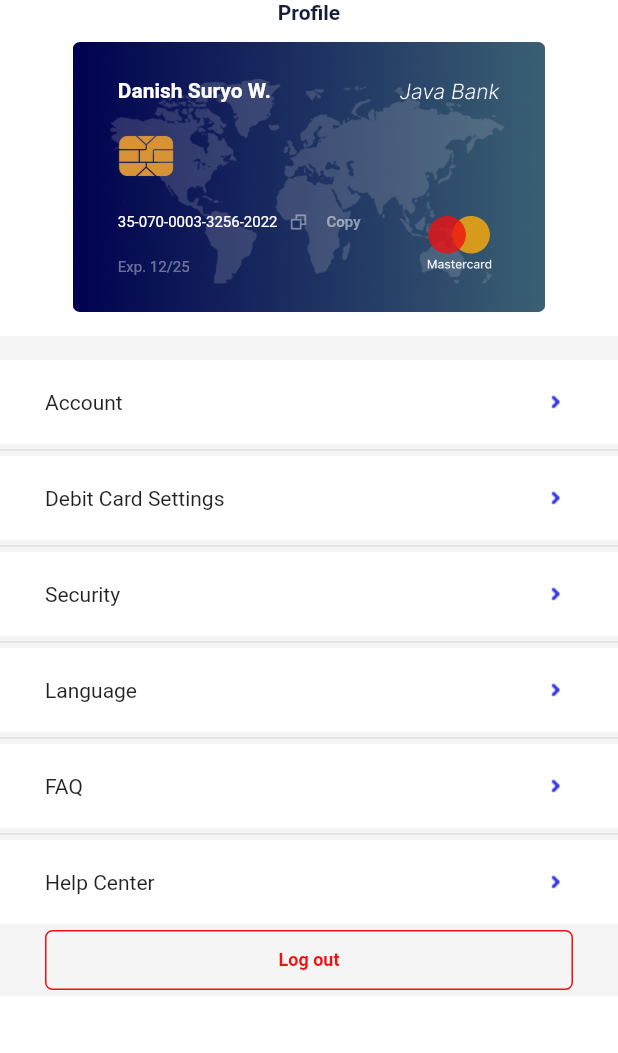
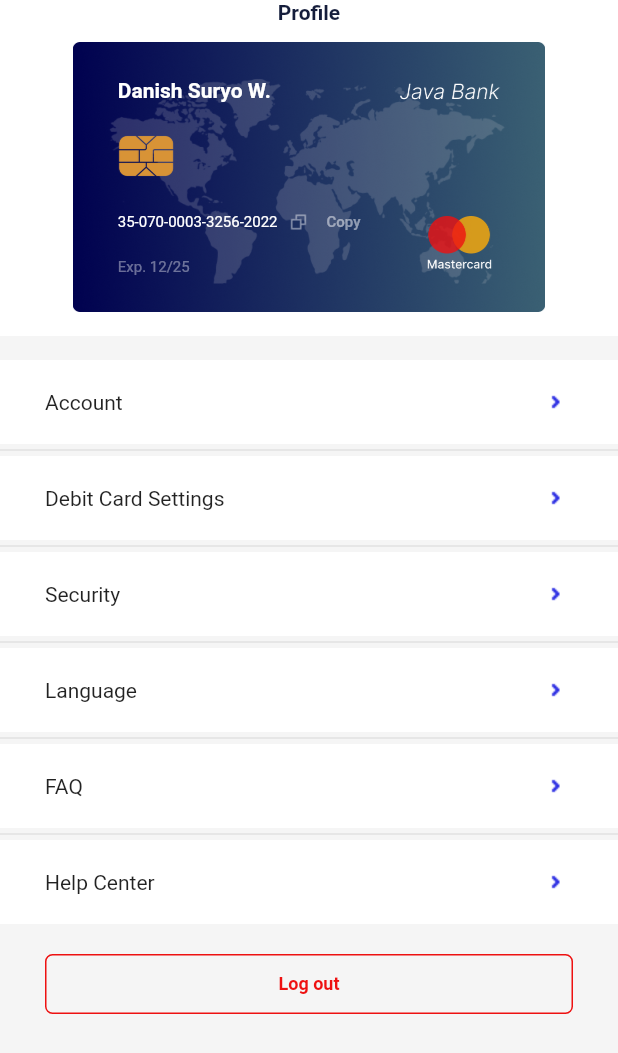
Before and after one commit to berzinsk/ui_mobile_bank_app_flutter, a Flutter app: the screen it shows after launch, on a phone screen of 412 x 824 dp. Shown: the top 1053 px of the screen. Run offline on Flutter 3.47's test engine with Material 2 defaults, Android fonts, the phone set to English and light mode, and no system bars.

Commit message:
Update footer widget

```diff
--- a/lib/screens/settings.dart
+++ b/lib/screens/settings.dart
@@ -19,7 +19,7 @@
             const Menu(),
             Container(
               width: MediaQuery.of(context).size.width,
-              padding: const EdgeInsets.symmetric(horizontal: 30),
+              padding: const EdgeInsets.only(left: 30, right: 30, top: 16),
               color: const Color(0xfff5f5f5),
               child: TextButton(
                 child: const Text(
@@ -42,6 +42,11 @@
                 ),
               ),
             ),
+            Expanded(
+              child: Container(
+                color: Color(0xfff5f5f5),
+              ),
+            ),
           ],
         ),
       ),
```
